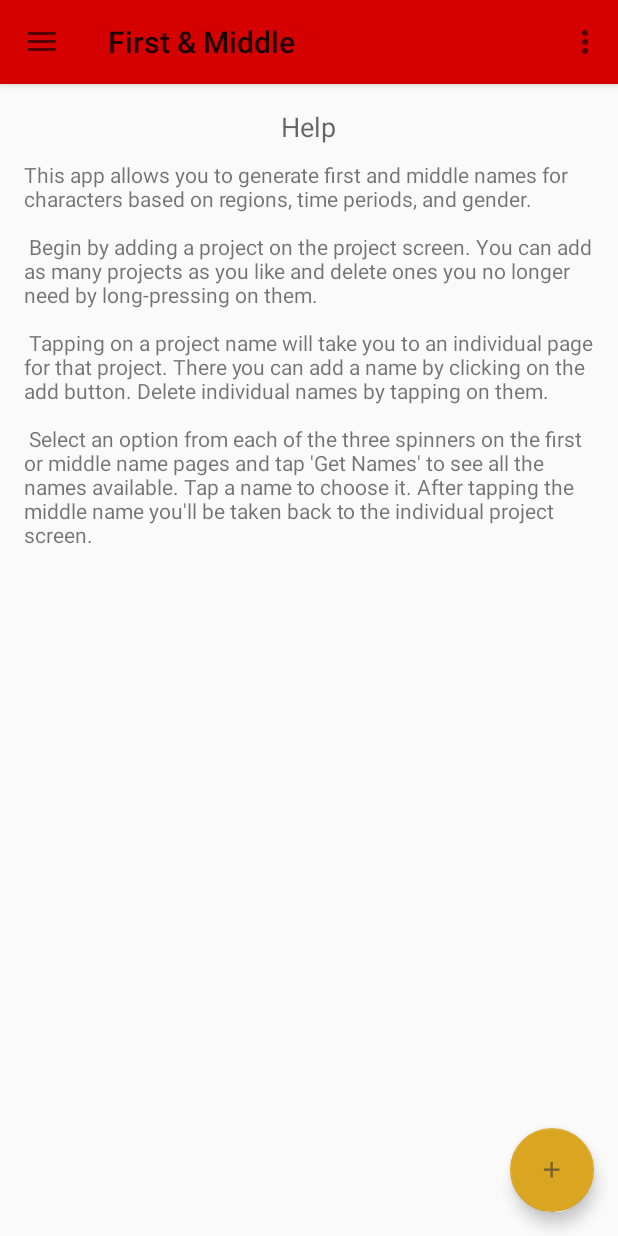
After one commit to bararei/HelloMyNameIs, an Android app: the fragment HelpFragment placed in its activity, on a phone screen of 412 x 824 dp. The commit adds this screen. Run offline under Robolectric (Android 15) with nearby library versions, the phone set to English and light mode, and no system bars.

Commit message:
Added help fragment and menu functionality

```diff
--- /dev/null
+++ b/app/src/main/java/com/abercrombiealicia/hellomynameis/HelpFragment.java
@@ -0,0 +1,36 @@
+package com.abercrombiealicia.hellomynameis;
+
+import android.os.Bundle;
+import android.support.annotation.Nullable;
+import android.support.v4.app.Fragment;
+import android.view.LayoutInflater;
+import android.view.View;
+import android.view.ViewGroup;
+import android.widget.TextView;
+
+/**
+ * Created by Ali on 4/9/2016.
+ *
+ */
+public class HelpFragment extends Fragment {
+    TextView mWelcome;
+    TextView mHelpText;
+
+    @Override
+    public void onCreate(Bundle savedInstanceState) {
+        super.onCreate(savedInstanceState);
+    }
+
+    @Nullable
+    @Override
+    public View onCreateView(LayoutInflater inflater, ViewGroup container, Bundle savedInstanceState) {
+        //return super.onCreateView(inflater, container, savedInstanceState);
+
+        View view = inflater.inflate(R.layout.fragment_help, container, false);
+
+        mWelcome = (TextView) view.findViewById(R.id.help_intro);
+        mHelpText = (TextView) view.findViewById(R.id.help_text);
+
+        return view;
+    }
+}
--- a/app/src/main/java/com/abercrombiealicia/hellomynameis/IntroHelpFragment.java
+++ b/app/src/main/java/com/abercrombiealicia/hellomynameis/IntroFragment.java
@@ -16,7 +16,7 @@
 /**
  * Created by Ali on 4/9/2016.
  */
-public class IntroHelpFragment extends Fragment implements AppStatics{
+public class IntroFragment extends Fragment implements AppStatics{
     TextView mWelcome;
     TextView mIntro;
     EditText mAuthorName;
@@ -55,7 +55,7 @@
     public View onCreateView(LayoutInflater inflater, ViewGroup container, Bundle savedInstanceState) {
        // return super.onCreateView(inflater, container, savedInstanceState);
 
-        View view = inflater.inflate(R.layout.fragment_intro_help, container, false);
+        View view = inflater.inflate(R.layout.fragment_intro, container, false);
 
         ((MainActivity) getActivity()).hideFab();
 
--- /dev/null
+++ b/app/src/main/res/layout-land/fragment_help.xml
@@ -0,0 +1,21 @@
+<?xml version="1.0" encoding="utf-8"?>
+<LinearLayout xmlns:android="http://schemas.android.com/apk/res/android"
+    android:orientation="vertical" android:layout_width="match_parent"
+    android:layout_height="match_parent">
+
+    <TextView
+        android:layout_width="wrap_content"
+        android:layout_height="wrap_content"
+        android:textAppearance="?android:attr/textAppearanceMedium"
+        android:text="@string/help"
+        android:id="@+id/help_intro"
+        android:layout_gravity="center_horizontal"
+        android:layout_marginBottom="10dp"/>
+
+    <TextView
+        android:layout_width="wrap_content"
+        android:layout_height="wrap_content"
+        android:textAppearance="?android:attr/textAppearanceSmall"
+        android:text="@string/help_text"
+        android:id="@+id/help_text" />
+</LinearLayout>
--- /dev/null
+++ b/app/src/main/res/layout/fragment_help.xml
@@ -0,0 +1,21 @@
+<?xml version="1.0" encoding="utf-8"?>
+<LinearLayout xmlns:android="http://schemas.android.com/apk/res/android"
+    android:orientation="vertical" android:layout_width="match_parent"
+    android:layout_height="match_parent">
+
+    <TextView
+        android:layout_width="wrap_content"
+        android:layout_height="wrap_content"
+        android:textAppearance="?android:attr/textAppearanceMedium"
+        android:text="@string/help"
+        android:id="@+id/help_intro"
+        android:layout_gravity="center_horizontal"
+        android:layout_marginBottom="10dp"/>
+
+    <TextView
+        android:layout_width="wrap_content"
+        android:layout_height="wrap_content"
+        android:textAppearance="?android:attr/textAppearanceSmall"
+        android:text="@string/help_text"
+        android:id="@+id/help_text" />
+</LinearLayout>
--- a/app/src/main/res/menu/main.xml
+++ b/app/src/main/res/menu/main.xml
@@ -4,6 +4,8 @@
     tools:context=".MainActivity">
     <item android:id="@+id/action_settings"
         android:title="@string/action_settings"
-        android:orderInCategory="100"
         app:showAsAction="never"/>
+    <item android:id="@+id/help"
+        android:title="@string/help"
+        app:showAsAction="never" />
 </menu>
--- a/app/src/main/res/values/strings.xml
+++ b/app/src/main/res/values/strings.xml
@@ -1,5 +1,5 @@
 <resources>
-    <string name="app_name">HelloMyNameIs</string>
+    <string name="app_name">First &amp; Middle</string>
     <string name="first_name_intro">Select all three options from the drop down menus below. </string>
     <string name="middle_name_intro">Middle Name</string>
     <string name="welcome">Welcome to First &amp; Middle</string>
@@ -14,8 +14,19 @@
                                 Now, enough jabbering. Add your name below to get started! Happy Choosing!</string>
     <string name="navigation_drawer_open">Open navigation drawer</string>
     <string name="navigation_drawer_close">Close navigation drawer</string>
-    <string name="action_settings">Settings</string>
+    <string name="action_settings">Change Your Name</string>
     <string name="hint_project_name">Project Name</string>
     <string name="hint_project_description">Project Description</string>
     <string name="title_text">First &amp;  Middle</string>
+    <string name="help">Help</string>
+    <string name="help_text">This app allows you to generate first and middle names for characters
+                                based on regions, time periods, and gender. \n\n
+                                Begin by adding a project on the project screen. You can add as many projects as you
+                                like and delete ones you no longer need by long-pressing on them. \n\n
+                                Tapping on a project name will take you to an individual page for that project. There you
+                                can add a name by clicking on the add button. Delete individual names
+                                by tapping on them. \n\n
+                                Select an option from each of the three spinners on the first or middle name pages and tap \'Get Names\' to see
+                                all the names available. Tap a name to choose it. After tapping the middle name
+                                you\'ll be taken back to the individual project screen.</string>
 </resources>
```
Also changed, not shown: app/src/main/java/com/abercrombiealicia/hellomynameis/MainActivity.java (+19 -18 lines), app/src/main/java/com/abercrombiealicia/hellomynameis/ProjectFragment.java (+0 -24 lines), app/src/main/res/layout-land/fragment_intro.xml (renamed from app/src/main/res/layout-land/fragment_intro_help.xml), app/src/main/res/layout/fragment_intro.xml (renamed from app/src/main/res/layout/fragment_intro_help.xml).
